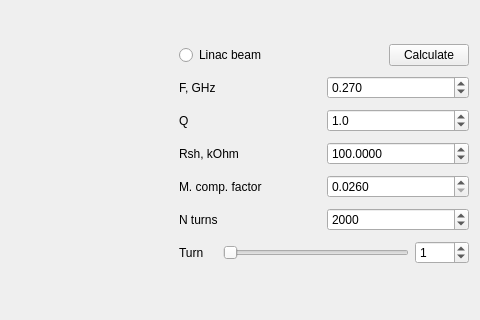
First picture: the form in wi.ui, repository vitaliibalakin/dr_microwave, before the edit; both pictures show x 681 to 1161 and y 0 to 320 of the 1161 by 800 pixel window.
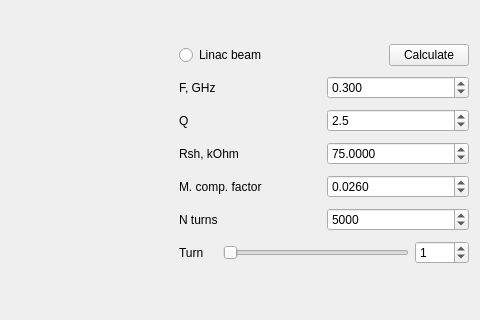
Second picture: the form after the edit.

Commit message: model_start

Patch:
```diff
--- a/wi.ui
+++ b/wi.ui
@@ -106,7 +106,7 @@
           <double>0.100000000000000</double>
          </property>
          <property name="value">
-          <double>1.000000000000000</double>
+          <double>2.500000000000000</double>
          </property>
         </widget>
        </item>
@@ -133,7 +133,7 @@
           <double>10.000000000000000</double>
          </property>
          <property name="value">
-          <double>100.000000000000000</double>
+          <double>75.000000000000000</double>
          </property>
         </widget>
        </item>
@@ -163,7 +163,7 @@
           <double>0.100000000000000</double>
          </property>
          <property name="value">
-          <double>0.270000000000000</double>
+          <double>0.300000000000000</double>
          </property>
         </widget>
        </item>
@@ -184,7 +184,7 @@
           <number>10000</number>
          </property>
          <property name="value">
-          <number>2000</number>
+          <number>5000</number>
          </property>
         </widget>
        </item>
@@ -236,6 +236,12 @@
           <number>4</number>
          </property>
          <property name="minimum">
+          <double>0.001000000000000</double>
+         </property>
+         <property name="singleStep">
+          <double>0.001000000000000</double>
+         </property>
+         <property name="value">
           <double>0.026000000000000</double>
          </property>
          <property name="singleStep">
```
Left out of the diff: 11 changed lines with no effect on the pictures. The commit also changes 1 other file.
